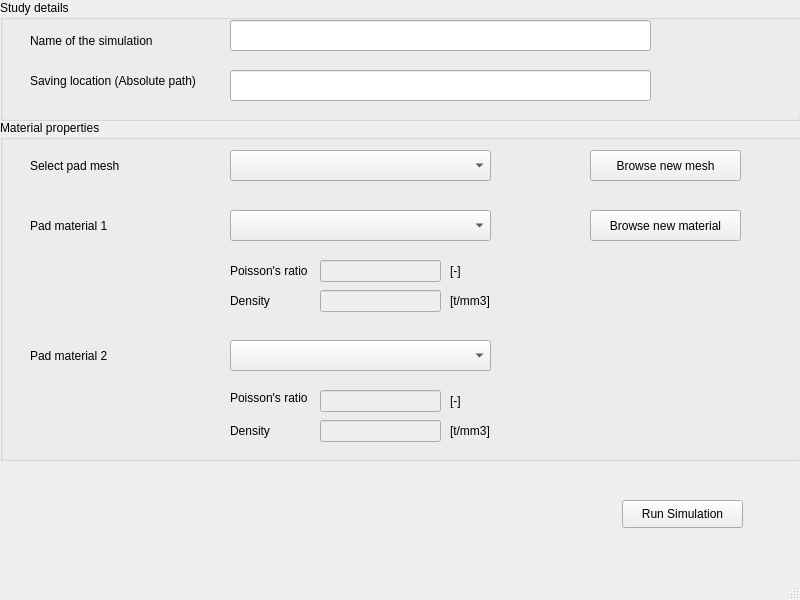
Before: the Qt Designer form src/ImpulseModel/impulse_model_gui.ui in jcugnoni-heig/RailTrackModellingToolbox, drawn with Qt 5.
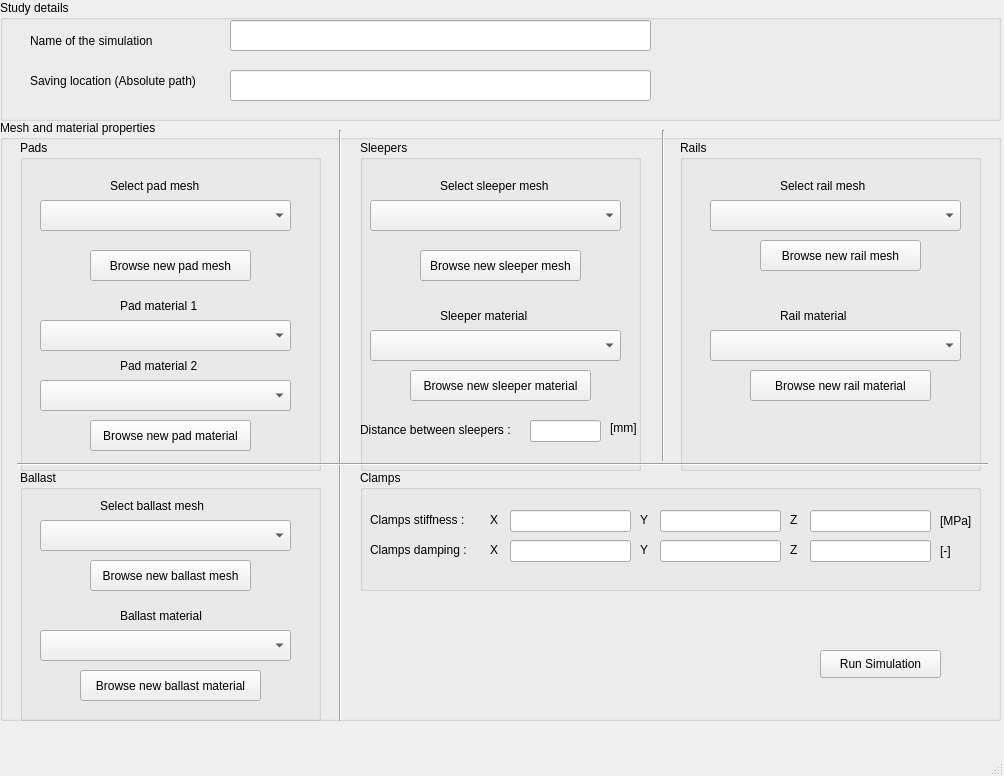
After: the same form once the commit is applied.

Commit message:
Modular version of the impulse model and first steps of the properties identification.
The impulse model have been updated to add the possibility to select which type of rail, sleeper, pad and ballast to use. The user can also enter the distance between the sleepers. Simplified clamps are also available. Finally, there is also a new module, development in progress, to automate the properties identification of the sleepers.

Patch:
```diff
--- a/src/ImpulseModel/impulse_model_gui.ui
+++ b/src/ImpulseModel/impulse_model_gui.ui
@@ -6,8 +6,8 @@
    <rect>
     <x>0</x>
     <y>0</y>
-    <width>800</width>
-    <height>600</height>
+    <width>1004</width>
+    <height>776</height>
    </rect>
   </property>
   <property name="windowTitle">
@@ -19,262 +19,686 @@
      <rect>
       <x>0</x>
       <y>120</y>
-      <width>801</width>
-      <height>341</height>
+      <width>1001</width>
+      <height>601</height>
      </rect>
     </property>
     <property name="title">
-     <string>Material properties</string>
+     <string>Mesh and material properties</string>
     </property>
-    <widget class="QComboBox" name="padMeshes">
+    <widget class="QGroupBox" name="groupBox_3">
      <property name="geometry">
       <rect>
-       <x>230</x>
-       <y>30</y>
-       <width>261</width>
-       <height>31</height>
+       <x>20</x>
+       <y>20</y>
+       <width>301</width>
+       <height>331</height>
       </rect>
      </property>
-    </widget>
-    <widget class="QComboBox" name="padMaterial1">
-     <property name="geometry">
-      <rect>
-       <x>230</x>
-       <y>90</y>
-       <width>261</width>
-       <height>31</height>
-      </rect>
+     <property name="title">
+      <string>Pads</string>
      </property>
+     <widget class="QLabel" name="label_3">
+      <property name="geometry">
+       <rect>
+        <x>90</x>
+        <y>30</y>
+        <width>161</width>
+        <height>31</height>
+       </rect>
+      </property>
+      <property name="text">
+       <string>Select pad mesh</string>
+      </property>
+     </widget>
+     <widget class="QComboBox" name="padMeshes">
+      <property name="geometry">
+       <rect>
+        <x>20</x>
+        <y>60</y>
+        <width>251</width>
+        <height>31</height>
+       </rect>
+      </property>
+     </widget>
+     <widget class="QPushButton" name="newPadMeshButton">
+      <property name="geometry">
+       <rect>
+        <x>70</x>
+        <y>110</y>
+        <width>161</width>
+        <height>31</height>
+       </rect>
+      </property>
+      <property name="text">
+       <string>Browse new pad mesh</string>
+      </property>
+     </widget>
+     <widget class="QLabel" name="label_4">
+      <property name="geometry">
+       <rect>
+        <x>100</x>
+        <y>150</y>
+        <width>121</width>
+        <height>31</height>
+       </rect>
+      </property>
+      <property name="text">
+       <string>Pad material 1</string>
+      </property>
+     </widget>
+     <widget class="QComboBox" name="padMaterial1">
+      <property name="geometry">
+       <rect>
+        <x>20</x>
+        <y>180</y>
+        <width>251</width>
+        <height>31</height>
+       </rect>
+      </property>
+     </widget>
+     <widget class="QLabel" name="label_5">
+      <property name="geometry">
+       <rect>
+        <x>100</x>
+        <y>210</y>
+        <width>121</width>
+        <height>31</height>
+       </rect>
+      </property>
+      <property name="text">
+       <string>Pad material 2</string>
+      </property>
+     </widget>
+     <widget class="QComboBox" name="padMaterial2">
+      <property name="geometry">
+       <rect>
+        <x>20</x>
+        <y>240</y>
+        <width>251</width>
+        <height>31</height>
+       </rect>
+      </property>
+     </widget>
+     <widget class="QPushButton" name="newPadMaterialButton">
+      <property name="geometry">
+       <rect>
+        <x>70</x>
+        <y>280</y>
+        <width>161</width>
+        <height>31</height>
+       </rect>
+      </property>
+      <property name="text">
+       <string>Browse new pad material</string>
+      </property>
+     </widget>
     </widget>
-    <widget class="QLabel" name="label_8">
+    <widget class="QGroupBox" name="groupBox_4">
      <property name="geometry">
       <rect>
-       <x>230</x>
-       <y>170</y>
-       <width>71</width>
-       <height>21</height>
+       <x>360</x>
+       <y>20</y>
+       <width>281</width>
+       <height>331</height>
       </rect>
      </property>
-     <property name="text">
-      <string>Density</string>
+     <property name="title">
+      <string>Sleepers</string>
      </property>
+     <widget class="QPushButton" name="newSleeperMaterialButton">
+      <property name="geometry">
+       <rect>
+        <x>50</x>
+        <y>230</y>
+        <width>181</width>
+        <height>31</height>
+       </rect>
+      </property>
+      <property name="text">
+       <string>Browse new sleeper material</string>
+      </property>
+     </widget>
+     <widget class="QComboBox" name="sleeperMeshes">
+      <property name="geometry">
+       <rect>
+        <x>10</x>
+        <y>60</y>
+        <width>251</width>
+        <height>31</height>
+       </rect>
+      </property>
+     </widget>
+     <widget class="QPushButton" name="newSleeperMeshButton">
+      <property name="geometry">
+       <rect>
+        <x>60</x>
+        <y>110</y>
+        <width>161</width>
+        <height>31</height>
+       </rect>
+      </property>
+      <property name="text">
+       <string>Browse new sleeper mesh</string>
+      </property>
+     </widget>
+     <widget class="QLabel" name="label_14">
+      <property name="geometry">
+       <rect>
+        <x>80</x>
+        <y>30</y>
+        <width>161</width>
+        <height>31</height>
+       </rect>
+      </property>
+      <property name="text">
+       <string>Select sleeper mesh</string>
+      </property>
+     </widget>
+     <widget class="QComboBox" name="sleeperMaterial">
+      <property name="geometry">
+       <rect>
+        <x>10</x>
+        <y>190</y>
+        <width>251</width>
+        <height>31</height>
+       </rect>
+      </property>
+     </widget>
+     <widget class="QLabel" name="label_6">
+      <property name="geometry">
+       <rect>
+        <x>80</x>
+        <y>160</y>
+        <width>121</width>
+        <height>31</height>
+       </rect>
+      </property>
+      <property name="text">
+       <string>Sleeper material</string>
+      </property>
+     </widget>
+     <widget class="QLabel" name="label_27">
+      <property name="geometry">
+       <rect>
+        <x>0</x>
+        <y>280</y>
+        <width>171</width>
+        <height>20</height>
+       </rect>
+      </property>
+      <property name="text">
+       <string>Distance between sleepers :</string>
+      </property>
+     </widget>
+     <widget class="QLineEdit" name="slpDist">
+      <property name="enabled">
+       <bool>true</bool>
+      </property>
+      <property name="geometry">
+       <rect>
+        <x>170</x>
+        <y>280</y>
+        <width>71</width>
+        <height>22</height>
+       </rect>
+      </property>
+     </widget>
+     <widget class="QLabel" name="label_9">
+      <property name="geometry">
+       <rect>
+        <x>250</x>
+        <y>280</y>
+        <width>31</width>
+        <height>16</height>
+       </rect>
+      </property>
+      <property name="text">
+       <string>[mm]</string>
+      </property>
+     </widget>
     </widget>
-    <widget class="QLineEdit" name="density1">
-     <property name="enabled">
-      <bool>false</bool>
-     </property>
+    <widget class="QGroupBox" name="groupBox_5">
      <property name="geometry">
       <rect>
-       <x>320</x>
-       <y>170</y>
-       <width>121</width>
-       <height>22</height>
+       <x>680</x>
+       <y>20</y>
+       <width>301</width>
+       <height>331</height>
       </rect>
      </property>
-    </widget>
-    <widget class="QLabel" name="label_9">
-     <property name="geometry">
-      <rect>
-       <x>230</x>
-       <y>300</y>
-       <width>71</width>
-       <height>21</height>
-      </rect>
+     <property name="title">
+      <string>Rails</string>
      </property>
-     <property name="text">
-      <string>Density</string>
-     </property>
+     <widget class="QPushButton" name="newRailMaterialButton">
+      <property name="geometry">
+       <rect>
+        <x>70</x>
+        <y>230</y>
+        <width>181</width>
+        <height>31</height>
+       </rect>
+      </property>
+      <property name="text">
+       <string>Browse new rail material</string>
+      </property>
+     </widget>
+     <widget class="QPushButton" name="newRailMeshButton">
+      <property name="geometry">
+       <rect>
+        <x>80</x>
+        <y>100</y>
+        <width>161</width>
+        <height>31</height>
+       </rect>
+      </property>
+      <property name="text">
+       <string>Browse new rail mesh</string>
+      </property>
+     </widget>
+     <widget class="QComboBox" name="railMeshes">
+      <property name="geometry">
+       <rect>
+        <x>30</x>
+        <y>60</y>
+        <width>251</width>
+        <height>31</height>
+       </rect>
+      </property>
+     </widget>
+     <widget class="QLabel" name="label_15">
+      <property name="geometry">
+       <rect>
+        <x>100</x>
+        <y>30</y>
+        <width>161</width>
+        <height>31</height>
+       </rect>
+      </property>
+      <property name="text">
+       <string>Select rail mesh</string>
+      </property>
+     </widget>
+     <widget class="QComboBox" name="railMaterial">
+      <property name="geometry">
+       <rect>
+        <x>30</x>
+        <y>190</y>
+        <width>251</width>
+        <height>31</height>
+       </rect>
+      </property>
+     </widget>
+     <widget class="QLabel" name="label_8">
+      <property name="geometry">
+       <rect>
+        <x>100</x>
+        <y>160</y>
+        <width>121</width>
+        <height>31</height>
+       </rect>
+      </property>
+      <property name="text">
+       <string>Rail material</string>
+      </property>
+     </widget>
     </widget>
-    <widget class="QLineEdit" name="density2">
-     <property name="enabled">
-      <bool>false</bool>
-     </property>
+    <widget class="QGroupBox" name="groupBox_7">
      <property name="geometry">
       <rect>
-       <x>320</x>
-       <y>300</y>
-       <width>121</width>
-       <height>22</height>
+       <x>360</x>
+       <y>350</y>
+       <width>621</width>
+       <height>121</height>
       </rect>
      </property>
-    </widget>
-    <widget class="QComboBox" name="padMaterial2">
-     <property name="geometry">
-      <rect>
-       <x>230</x>
-       <y>220</y>
-       <width>261</width>
-       <height>31</height>
-      </rect>
+     <property name="title">
+      <string>Clamps</string>
      </property>
+     <widget class="QLabel" name="label_19">
+      <property name="geometry">
+       <rect>
+        <x>580</x>
+        <y>70</y>
+        <width>31</width>
+        <height>21</height>
+       </rect>
+      </property>
+      <property name="text">
+       <string>[-]</string>
+      </property>
+     </widget>
+     <widget class="QLineEdit" name="stiffnessX">
+      <property name="enabled">
+       <bool>true</bool>
+      </property>
+      <property name="geometry">
+       <rect>
+        <x>150</x>
+        <y>40</y>
+        <width>121</width>
+        <height>22</height>
+       </rect>
+      </property>
+     </widget>
+     <widget class="QLineEdit" name="stiffnessY">
+      <property name="enabled">
+       <bool>true</bool>
+      </property>
+      <property name="geometry">
+       <rect>
+        <x>300</x>
+        <y>40</y>
+        <width>121</width>
+        <height>22</height>
+       </rect>
+      </property>
+     </widget>
+     <widget class="QLabel" name="label_24">
+      <property name="geometry">
+       <rect>
+        <x>280</x>
+        <y>70</y>
+        <width>16</width>
+        <height>20</height>
+       </rect>
+      </property>
+      <property name="text">
+       <string>Y</string>
+      </property>
+     </widget>
+     <widget class="QLabel" name="label_18">
+      <property name="geometry">
+       <rect>
+        <x>580</x>
+        <y>40</y>
+        <width>41</width>
+        <height>21</height>
+       </rect>
+      </property>
+      <property name="text">
+       <string>[MPa]</string>
+      </property>
+     </widget>
+     <widget class="QLineEdit" name="dampingY">
+      <property name="enabled">
+       <bool>true</bool>
+      </property>
+      <property name="geometry">
+       <rect>
+        <x>300</x>
+        <y>70</y>
+        <width>121</width>
+        <height>22</height>
+       </rect>
+      </property>
+     </widget>
+     <widget class="QLabel" name="label_21">
+      <property name="geometry">
+       <rect>
+        <x>130</x>
+        <y>40</y>
+        <width>16</width>
+        <height>20</height>
+       </rect>
+      </property>
+      <property name="text">
+       <string>X</string>
+      </property>
+     </widget>
+     <widget class="QLabel" name="label_25">
+      <property name="geometry">
+       <rect>
+        <x>430</x>
+        <y>70</y>
+        <width>16</width>
+        <height>20</height>
+       </rect>
+      </property>
+      <property name="text">
+       <string>Z</string>
+      </property>
+     </widget>
+     <widget class="QLineEdit" name="stiffnessZ">
+      <property name="enabled">
+       <bool>true</bool>
+      </property>
+      <property name="geometry">
+       <rect>
+        <x>450</x>
+        <y>40</y>
+        <width>121</width>
+        <height>22</height>
+       </rect>
+      </property>
+     </widget>
+     <widget class="QLabel" name="label_22">
+      <property name="geometry">
+       <rect>
+        <x>130</x>
+        <y>70</y>
+        <width>16</width>
+        <height>20</height>
+       </rect>
+      </property>
+      <property name="text">
+       <string>X</string>
+      </property>
+     </widget>
+     <widget class="QLabel" name="label_17">
+      <property name="geometry">
+       <rect>
+        <x>10</x>
+        <y>40</y>
+        <width>111</width>
+        <height>20</height>
+       </rect>
+      </property>
+      <property name="text">
+       <string>Clamps stiffness :</string>
+      </property>
+     </widget>
+     <widget class="QLineEdit" name="dampingX">
+      <property name="enabled">
+       <bool>true</bool>
+      </property>
+      <property name="geometry">
+       <rect>
+        <x>150</x>
+        <y>70</y>
+        <width>121</width>
+        <height>22</height>
+       </rect>
+      </property>
+     </widget>
+     <widget class="QLineEdit" name="dampingZ">
+      <property name="enabled">
+       <bool>true</bool>
+      </property>
+      <property name="geometry">
+       <rect>
+        <x>450</x>
+        <y>70</y>
+        <width>121</width>
+        <height>22</height>
+       </rect>
+      </property>
+     </widget>
+     <widget class="QLabel" name="label_20">
+      <property name="geometry">
+       <rect>
+        <x>10</x>
+        <y>70</y>
+        <width>111</width>
+        <height>20</height>
+       </rect>
+      </property>
+      <property name="text">
+       <string>Clamps damping :</string>
+      </property>
+     </widget>
+     <widget class="QLabel" name="label_26">
+      <property name="geometry">
+       <rect>
+        <x>430</x>
+        <y>40</y>
+        <width>16</width>
+        <height>20</height>
+       </rect>
+      </property>
+      <property name="text">
+       <string>Z</string>
+      </property>
+     </widget>
+     <widget class="QLabel" name="label_23">
+      <property name="geometry">
+       <rect>
+        <x>280</x>
+        <y>40</y>
+        <width>16</width>
+        <height>20</height>
+       </rect>
+      </property>
+      <property name="text">
+       <string>Y</string>
+      </property>
+     </widget>
     </widget>
-    <widget class="QLabel" name="label_3">
+    <widget class="QGroupBox" name="groupBox_6">
      <property name="geometry">
       <rect>
-       <x>30</x>
-       <y>30</y>
-       <width>161</width>
-       <height>31</height>
+       <x>20</x>
+       <y>350</y>
+       <width>301</width>
+       <height>251</height>
       </rect>
      </property>
-     <property name="text">
-      <string>Select pad mesh</string>
+     <property name="title">
+      <string>Ballast</string>
      </property>
+     <widget class="QPushButton" name="newBallastMaterialButton">
+      <property name="geometry">
+       <rect>
+        <x>60</x>
+        <y>200</y>
+        <width>181</width>
+        <height>31</height>
+       </rect>
+      </property>
+      <property name="text">
+       <string>Browse new ballast material</string>
+      </property>
+     </widget>
+     <widget class="QLabel" name="label_16">
+      <property name="geometry">
+       <rect>
+        <x>80</x>
+        <y>20</y>
+        <width>161</width>
+        <height>31</height>
+       </rect>
+      </property>
+      <property name="text">
+       <string>Select ballast mesh</string>
+      </property>
+     </widget>
+     <widget class="QPushButton" name="newBallastMeshButton">
+      <property name="geometry">
+       <rect>
+        <x>70</x>
+        <y>90</y>
+        <width>161</width>
+        <height>31</height>
+       </rect>
+      </property>
+      <property name="text">
+       <string>Browse new ballast mesh</string>
+      </property>
+     </widget>
+     <widget class="QComboBox" name="ballastMeshes">
+      <property name="geometry">
+       <rect>
+        <x>20</x>
+        <y>50</y>
+        <width>251</width>
+        <height>31</height>
+       </rect>
+      </property>
+     </widget>
+     <widget class="QComboBox" name="ballastMaterial">
+      <property name="geometry">
+       <rect>
+        <x>20</x>
+        <y>160</y>
+        <width>251</width>
+        <height>31</height>
+       </rect>
+      </property>
+     </widget>
+     <widget class="QLabel" name="label_7">
+      <property name="geometry">
+       <rect>
+        <x>100</x>
+        <y>130</y>
+        <width>121</width>
+        <height>31</height>
+       </rect>
+      </property>
+      <property name="text">
+       <string>Ballast material</string>
+      </property>
+     </widget>
     </widget>
-    <widget class="QLabel" name="label_4">
+    <widget class="QPushButton" name="runButton">
      <property name="geometry">
       <rect>
-       <x>30</x>
-       <y>90</y>
+       <x>820</x>
+       <y>530</y>
        <width>121</width>
-       <height>31</height>
+       <height>28</height>
       </rect>
      </property>
      <property name="text">
-      <string>Pad material 1</string>
+      <string>Run Simulation</string>
      </property>
     </widget>
-    <widget class="QLabel" name="label_6">
+    <widget class="Line" name="line">
      <property name="geometry">
       <rect>
-       <x>230</x>
-       <y>140</y>
-       <width>91</width>
-       <height>21</height>
-      </rect>
-     </property>
-     <property name="text">
-      <string>Poisson's ratio</string>
-     </property>
-    </widget>
-    <widget class="QLineEdit" name="poissonRatio1">
-     <property name="enabled">
-      <bool>false</bool>
-     </property>
-     <property name="geometry">
-      <rect>
        <x>320</x>
-       <y>140</y>
-       <width>121</width>
-       <height>22</height>
+       <y>10</y>
+       <width>41</width>
+       <height>591</height>
       </rect>
      </property>
-    </widget>
-    <widget class="QLabel" name="label_5">
-     <property name="geometry">
-      <rect>
-       <x>30</x>
-       <y>220</y>
-       <width>121</width>
-       <height>31</height>
-      </rect>
+     <property name="orientation">
+      <enum>Qt::Vertical</enum>
      </property>
-     <property name="text">
-      <string>Pad material 2</string>
-     </property>
     </widget>
-    <widget class="QLabel" name="label_7">
+    <widget class="Line" name="line_2">
      <property name="geometry">
       <rect>
-       <x>230</x>
-       <y>270</y>
-       <width>91</width>
-       <height>16</height>
+       <x>643</x>
+       <y>10</y>
+       <width>41</width>
+       <height>331</height>
       </rect>
      </property>
-     <property name="text">
-      <string>Poisson's ratio</string>
+     <property name="orientation">
+      <enum>Qt::Vertical</enum>
      </property>
     </widget>
-    <widget class="QLineEdit" name="poissonRatio2">
-     <property name="enabled">
-      <bool>false</bool>
-     </property>
+    <widget class="Line" name="line_3">
      <property name="geometry">
       <rect>
-       <x>320</x>
-       <y>270</y>
-       <width>121</width>
-       <height>22</height>
+       <x>17</x>
+       <y>319</y>
+       <width>971</width>
+       <height>51</height>
       </rect>
      </property>
-    </widget>
-    <widget class="QLabel" name="label_10">
-     <property name="geometry">
-      <rect>
-       <x>450</x>
-       <y>140</y>
-       <width>31</width>
-       <height>21</height>
-      </rect>
-     </property>
-     <property name="text">
-      <string>[-]</string>
-     </property>
-    </widget>
-    <widget class="QLabel" name="label_11">
-     <property name="geometry">
-      <rect>
-       <x>450</x>
-       <y>170</y>
-       <width>51</width>
-       <height>21</height>
-      </rect>
-     </property>
-     <property name="text">
-      <string>[t/mm3]</string>
-     </property>
-    </widget>
-    <widget class="QLabel" name="label_12">
-     <property name="geometry">
-      <rect>
-       <x>450</x>
-       <y>300</y>
-       <width>51</width>
-       <height>21</height>
-      </rect>
-     </property>
-     <property name="text">
-      <string>[t/mm3]</string>
-     </property>
-    </widget>
-    <widget class="QLabel" name="label_13">
-     <property name="geometry">
-      <rect>
-       <x>450</x>
-       <y>270</y>
-       <width>31</width>
-       <height>21</height>
-      </rect>
-     </property>
-     <property name="text">
-      <string>[-]</string>
-     </property>
-    </widget>
-    <widget class="QPushButton" name="newMeshButton">
-     <property name="geometry">
-      <rect>
-       <x>590</x>
-       <y>30</y>
-       <width>151</width>
-       <height>31</height>
-      </rect>
-     </property>
-     <property name="text">
-      <string>Browse new mesh</string>
-     </property>
-    </widget>
-    <widget class="QPushButton" name="newMaterialButton">
-     <property name="geometry">
-      <rect>
-       <x>590</x>
-       <y>90</y>
-       <width>151</width>
-       <height>31</height>
-      </rect>
-     </property>
-     <property name="text">
-      <string>Browse new material</string>
+     <property name="orientation">
+      <enum>Qt::Horizontal</enum>
      </property>
     </widget>
    </widget>
@@ -283,7 +707,7 @@
      <rect>
       <x>0</x>
       <y>0</y>
-      <width>801</width>
+      <width>1001</width>
       <height>121</height>
      </rect>
     </property>
@@ -337,19 +761,6 @@
      </property>
     </widget>
    </widget>
-   <widget class="QPushButton" name="runButton">
-    <property name="geometry">
-     <rect>
-      <x>622</x>
-      <y>500</y>
-      <width>121</width>
-      <height>28</height>
-     </rect>
-    </property>
-    <property name="text">
-     <string>Run Simulation</string>
-    </property>
-   </widget>
   </widget>
   <widget class="QMenuBar" name="menubar">
    <property name="geometry">
```
Left out of the diff: 2 changed lines with no effect on the pictures. The commit also changes 159 other files.
